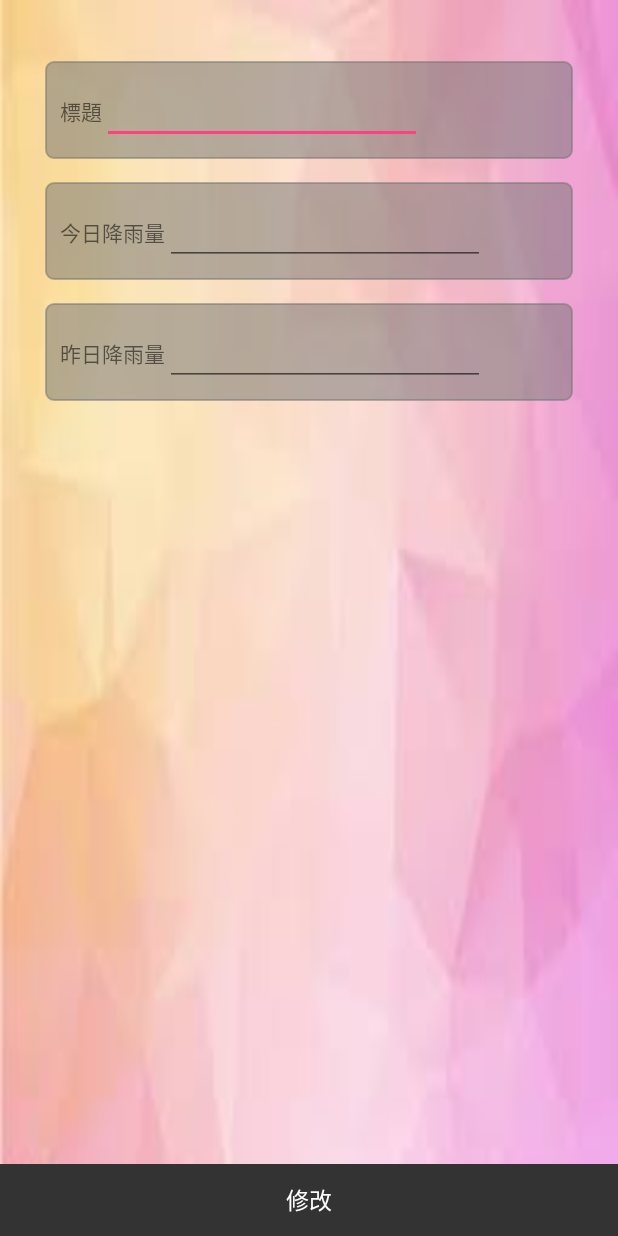
After one commit to andy6804tw/Weather, an Android app: the RainModifyData screen opened directly, with no data from a screen before it, on a phone screen of 412 x 824 dp. The commit adds this screen. Run offline under Robolectric (Android 15) with nearby library versions, the phone set to English and light mode, and no system bars; 3 statements that could not run were skipped.

Commit message:
Rain修改功能建置

```diff
--- a/app/src/main/AndroidManifest.xml
+++ b/app/src/main/AndroidManifest.xml
@@ -24,7 +24,8 @@
         <activity
             android:name=".WindSpeedActivity.WindSpeedActivity"
             android:parentActivityName=".MainActivity" />
-        <activity android:name=".RainActivity.RainAddData"></activity>
+        <activity android:name=".RainActivity.RainAddData" />
+        <activity android:name=".RainActivity.RainModifyData"></activity>
     </application>
 
 </manifest>
--- a/app/src/main/java/com/lk/weather/RainActivity/RainDataModel.java
+++ b/app/src/main/java/com/lk/weather/RainActivity/RainDataModel.java
@@ -6,10 +6,11 @@ package com.lk.weather.RainActivity;
 
 public class RainDataModel {
 
-    String r_date;
+    String id,r_date;
     int acc_inday,acc_beforeday;
 
-    public RainDataModel(String r_date, int acc_inday,int acc_beforeday) {
+    public RainDataModel(String id,String r_date, int acc_inday,int acc_beforeday) {
+        this.id=id;
         this.r_date = r_date;
         this.acc_inday = acc_inday;
         this.acc_beforeday = acc_beforeday;
--- /dev/null
+++ b/app/src/main/java/com/lk/weather/RainActivity/RainModifyData.java
@@ -0,0 +1,42 @@
+package com.lk.weather.RainActivity;
+
+import android.database.Cursor;
+import android.os.Bundle;
+import android.support.v7.app.AppCompatActivity;
+import android.view.View;
+import android.widget.EditText;
+
+import com.lk.weather.DBAccess;
+import com.lk.weather.R;
+
+public class RainModifyData extends AppCompatActivity {
+
+    EditText edtInday,edtBeforeday;
+    DBAccess access;
+    String id;
+
+    @Override
+    protected void onCreate(Bundle savedInstanceState) {
+        super.onCreate(savedInstanceState);
+        setContentView(R.layout.activity_rain_modify_data);
+        edtInday=(EditText)findViewById(R.id.edtInday);
+        edtBeforeday=(EditText)findViewById(R.id.edtBeforeday);
+
+
+        access=new DBAccess(this, "weather", null, 1);
+        Bundle bundle=getIntent().getExtras();
+        id=bundle.getString("id","0");
+        Cursor c=access.getData("rain","c_id= "+id, null);//資料查詢，條件為_id等於上一個活動視窗傳遞過來的資料
+        c.moveToFirst();//將指標一到第一筆
+
+        edtInday.setText(c.getString(2));//得到ID欄位的資料1
+        edtBeforeday.setText(c.getString(3));
+
+    }
+
+    public void modify(View view) {
+        access.update(edtInday.getText().toString(),edtBeforeday.getText().toString(),"c_id= "+id);
+        finish();
+
+    }
+}
--- a/app/src/main/java/com/lk/weather/RainActivity/RainNorthFragment.java
+++ b/app/src/main/java/com/lk/weather/RainActivity/RainNorthFragment.java
@@ -58,7 +58,7 @@ public class RainNorthFragment extends Fragment {
         Cursor c=access.getData("rain",null, null);
         c.moveToFirst();
         for(int i=0;i<c.getCount();i++){
-            list.add(new RainDataModel(c.getString(1),Integer.parseInt(c.getString(2)),Integer.parseInt(c.getString(3))));
+            list.add(new RainDataModel(c.getString(0),c.getString(1),Integer.parseInt(c.getString(2)),Integer.parseInt(c.getString(3))));
             c.moveToNext();
         }
         adapter = new RainRecyclerAdapter(list,getActivity());
--- /dev/null
+++ b/app/src/main/res/drawable/input_modify.xml
@@ -0,0 +1,8 @@
+<?xml version="1.0" encoding="utf-8"?>
+<shape xmlns:android="http://schemas.android.com/apk/res/android">
+
+    <stroke android:color="#83757575" android:width="1dp"/>
+    <corners android:radius="5dp"/><!--邊邊圓弧-->
+    <solid android:color="#83757575" />
+
+</shape>
--- /dev/null
+++ b/app/src/main/res/layout/activity_rain_modify_data.xml
@@ -0,0 +1,114 @@
+<?xml version="1.0" encoding="utf-8"?>
+<RelativeLayout xmlns:android="http://schemas.android.com/apk/res/android"
+    xmlns:tools="http://schemas.android.com/tools"
+    android:id="@+id/activity_modify"
+    android:layout_width="match_parent"
+    android:layout_height="match_parent"
+    android:paddingTop="25dp"
+    tools:context="com.lk.weather.RainActivity.RainModifyData"
+    android:orientation="vertical"
+    android:background="@drawable/bg08">
+
+    <TableRow
+        android:layout_width="match_parent"
+        android:layout_height="wrap_content"
+        android:background="@drawable/input_modify"
+        android:layout_centerHorizontal="true"
+        android:id="@+id/table1"
+        android:padding="10dp"
+        android:layout_marginLeft="30dp"
+        android:layout_marginRight="30dp"
+        android:layout_marginEnd="30dp"
+        android:layout_marginStart="30dp"
+        android:layout_marginTop="15dp">
+
+        <TextView
+            android:text="標題"
+            android:layout_width="wrap_content"
+            android:layout_height="wrap_content" />
+
+        <EditText
+            android:layout_width="wrap_content"
+            android:layout_height="wrap_content"
+            android:inputType="textPersonName"
+            android:ems="10"
+            android:id="@+id/edtTitle" />
+    </TableRow>
+    <TableRow
+        android:layout_width="match_parent"
+        android:layout_height="wrap_content"
+        android:id="@+id/table2"
+        android:background="@drawable/input_modify"
+        android:layout_centerHorizontal="true"
+        android:padding="10dp"
+        android:layout_marginLeft="30dp"
+        android:layout_marginRight="30dp"
+        android:layout_marginEnd="30dp"
+        android:layout_marginStart="30dp"
+        android:layout_marginTop="15dp"
+        android:layout_below="@+id/table1">
+
+        <TextView
+            android:text="今日降雨量"
+            android:layout_width="wrap_content"
+            android:layout_height="wrap_content"
+            />
+
+        <EditText
+            android:layout_width="wrap_content"
+            android:layout_height="wrap_content"
+            android:inputType="textPersonName"
+            android:ems="10"
+            android:id="@+id/edtInday" />
+    </TableRow>
+
+    <TableRow
+        android:layout_width="match_parent"
+        android:layout_height="wrap_content"
+        android:id="@+id/table3"
+        android:layout_below="@+id/table2"
+        android:background="@drawable/input_modify"
+        android:layout_centerHorizontal="true"
+        android:padding="10dp"
+        android:layout_marginLeft="30dp"
+        android:layout_marginRight="30dp"
+        android:layout_marginEnd="30dp"
+        android:layout_marginStart="30dp"
+        android:layout_marginTop="15dp">
+
+        <TextView
+            android:text="昨日降雨量"
+            android:layout_width="wrap_content"
+            android:layout_height="wrap_content"
+            />
+
+        <EditText
+            android:layout_width="wrap_content"
+            android:layout_height="wrap_content"
+            android:inputType="textPersonName"
+            android:ems="10"
+            android:id="@+id/edtBeforeday" />
+    </TableRow>
+
+    <TableRow
+        android:layout_width="match_parent"
+        android:layout_height="wrap_content"
+        android:id="@+id/table7"
+        android:layout_alignParentBottom="true"
+        android:layout_alignParentLeft="true"
+        android:layout_alignParentStart="true">
+
+        <Button
+            android:text="修改"
+            android:layout_width="wrap_content"
+            android:layout_height="wrap_content"
+            android:id="@+id/btnModify"
+            android:layout_weight="1"
+            android:onClick="modify"
+            android:textSize="15dp"
+            android:background="#333333"
+            android:textColor="#ffffff"/>
+
+    </TableRow>
+
+</RelativeLayout>
--- /dev/null
+++ b/app/src/main/res/menu/card_option_menu.xml
@@ -0,0 +1,6 @@
+<?xml version="1.0" encoding="utf-8"?>
+<menu xmlns:android="http://schemas.android.com/apk/res/android">
+
+    <item android:id="@+id/mnu_item_modify" android:title="修改" />
+    <item android:id="@+id/mnu_item_delete" android:title="刪除" />
+</menu>
```
Also changed, not shown: app/src/main/java/com/lk/weather/DBAccess.java (+10 -1 lines), app/src/main/java/com/lk/weather/RainActivity/RainRecyclerAdapter.java (+46 -6 lines), app/src/main/res/layout/activity_rain_add_data.xml (+4 -4 lines), app/src/main/res/layout/rain_card_layout.xml (+11 -0 lines), app/src/main/res/drawable/bg08.jpg (added).
